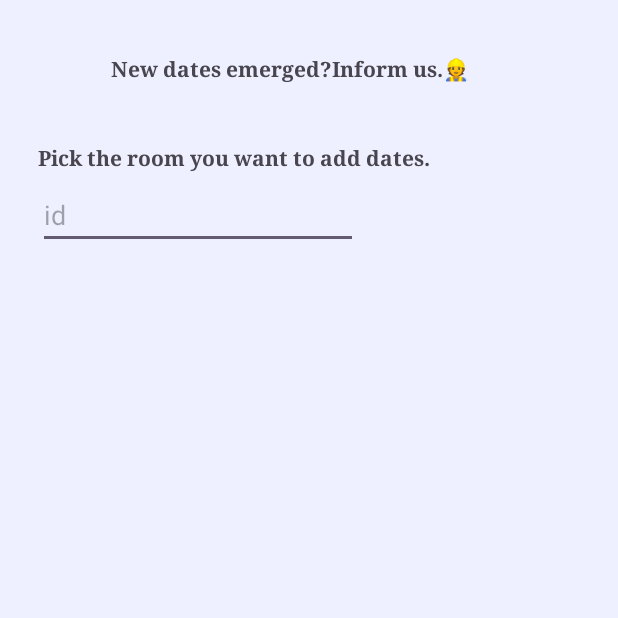
After one commit to DimitrisToumazatos/Room-Booking-Android-App, an Android app: the AddDatesActivity screen opened directly, with no data from a screen before it, on a phone screen of 412 x 824 dp, the top half of it. The commit adds this screen. Run offline under Robolectric (Android 15) with nearby library versions, the phone set to English and light mode, and no system bars.

Commit message:
Create add dates page.

```diff
--- a/app/src/main/AndroidManifest.xml
+++ b/app/src/main/AndroidManifest.xml
@@ -14,6 +14,9 @@
         tools:targetApi="31">
         <activity
             android:name=".insertion.InsertRoomActivity"
+            android:exported="false"/>
+        <activity
+            android:name=".addDates.AddDatesActivity"
             android:exported="false"/>
         <activity
             android:name=".managerConnection.ManagerConnectionActivity"
--- /dev/null
+++ b/app/src/main/java/com/DistributedSystems/room_booking_android_app/addDates/AddDatesActivity.java
@@ -0,0 +1,18 @@
+package com.DistributedSystems.room_booking_android_app.addDates;
+
+import android.os.Bundle;
+
+import androidx.appcompat.app.AppCompatActivity;
+
+import com.DistributedSystems.room_booking_android_app.R;
+import com.DistributedSystems.room_booking_android_app.managerConnection.ManagerConnectionPresenter;
+
+public class AddDatesActivity extends AppCompatActivity implements AddDatesView {
+
+    protected void onCreate(Bundle savedInstanceState) {
+        super.onCreate(savedInstanceState);
+        setContentView(R.layout.activity_datesaddition);
+
+        final AddDatesPresenter presenter = new AddDatesPresenter(this);
+    }
+}
--- /dev/null
+++ b/app/src/main/java/com/DistributedSystems/room_booking_android_app/addDates/AddDatesPresenter.java
@@ -0,0 +1,14 @@
+package com.DistributedSystems.room_booking_android_app.addDates;
+
+
+public class AddDatesPresenter {
+
+    private final AddDatesView view;
+
+
+    public AddDatesPresenter(AddDatesView view) {
+        this.view = view;
+    }
+
+
+}
--- /dev/null
+++ b/app/src/main/java/com/DistributedSystems/room_booking_android_app/addDates/AddDatesView.java
@@ -0,0 +1,4 @@
+package com.DistributedSystems.room_booking_android_app.addDates;
+
+public interface AddDatesView {
+}
--- a/app/src/main/java/com/DistributedSystems/room_booking_android_app/managerConnection/ManagerConnectionActivity.java
+++ b/app/src/main/java/com/DistributedSystems/room_booking_android_app/managerConnection/ManagerConnectionActivity.java
@@ -7,6 +7,7 @@ import android.view.View;
 import androidx.appcompat.app.AppCompatActivity;
 
 import com.DistributedSystems.room_booking_android_app.R;
+import com.DistributedSystems.room_booking_android_app.addDates.AddDatesActivity;
 import com.DistributedSystems.room_booking_android_app.homepage.HomepageActivity;
 import com.DistributedSystems.room_booking_android_app.insertion.InsertRoomActivity;
 
@@ -29,6 +30,12 @@ public class ManagerConnectionActivity extends AppCompatActivity implements Mana
                 presenter.onExit();
             }
         });
+
+        findViewById(R.id.dates).setOnClickListener(new View.OnClickListener() {
+            public void onClick(View v) {
+                presenter.onAddDates();
+            }
+        });
     }
 
     public void insertRoom() {
@@ -40,4 +47,9 @@ public class ManagerConnectionActivity extends AppCompatActivity implements Mana
         Intent intent = new Intent(ManagerConnectionActivity.this, HomepageActivity.class);
         startActivity(intent);
     }
+
+    public void addDates(){
+        Intent intent = new Intent(ManagerConnectionActivity.this, AddDatesActivity.class);
+        startActivity(intent);
+    }
 }
--- a/app/src/main/java/com/DistributedSystems/room_booking_android_app/managerConnection/ManagerConnectionPresenter.java
+++ b/app/src/main/java/com/DistributedSystems/room_booking_android_app/managerConnection/ManagerConnectionPresenter.java
@@ -13,4 +13,6 @@ public class ManagerConnectionPresenter {
 
     void onExit() {view.exit();}
 
+    void onAddDates() {view.addDates();}
+
 }
--- a/app/src/main/java/com/DistributedSystems/room_booking_android_app/managerConnection/ManagerConnectionView.java
+++ b/app/src/main/java/com/DistributedSystems/room_booking_android_app/managerConnection/ManagerConnectionView.java
@@ -4,4 +4,6 @@ public interface ManagerConnectionView {
     void insertRoom();
 
     void exit();
+
+    void addDates();
 }
--- /dev/null
+++ b/app/src/main/res/layout/activity_datesaddition.xml
@@ -0,0 +1,57 @@
+<?xml version="1.0" encoding="utf-8"?>
+<androidx.constraintlayout.widget.ConstraintLayout xmlns:android="http://schemas.android.com/apk/res/android"
+    xmlns:app="http://schemas.android.com/apk/res-auto"
+    xmlns:tools="http://schemas.android.com/tools"
+    android:layout_width="match_parent"
+    android:layout_height="match_parent"
+    android:background="@color/material_dynamic_secondary95"><![CDATA[
+    >
+
+    ]]>
+
+    <ListView
+        android:layout_width="361dp"
+        android:layout_height="403dp"
+        android:layout_marginTop="88dp"
+        app:layout_constraintEnd_toEndOf="parent"
+        app:layout_constraintStart_toStartOf="parent"
+        app:layout_constraintTop_toBottomOf="@+id/roomId" />
+
+    <TextView
+        android:id="@+id/message"
+        android:layout_width="242dp"
+        android:layout_height="31dp"
+        android:layout_marginTop="36dp"
+        android:text="New dates emerged?Inform us.👷"
+        android:fontFamily="serif"
+        android:textStyle="bold"
+        app:layout_constraintEnd_toEndOf="parent"
+        app:layout_constraintHorizontal_bias="0.437"
+        app:layout_constraintStart_toStartOf="parent"
+        app:layout_constraintTop_toTopOf="parent" />
+
+    <TextView
+        android:id="@+id/pickMessage"
+        android:layout_width="276dp"
+        android:layout_height="25dp"
+        android:layout_marginTop="28dp"
+        android:fontFamily="serif"
+        android:text="Pick the room you want to add dates."
+        android:textStyle="bold"
+        app:layout_constraintEnd_toEndOf="parent"
+        app:layout_constraintHorizontal_bias="0.185"
+        app:layout_constraintStart_toStartOf="parent"
+        app:layout_constraintTop_toBottomOf="@+id/message" />
+
+    <EditText
+        android:id="@+id/roomId"
+        android:layout_width="wrap_content"
+        android:layout_height="wrap_content"
+        android:ems="10"
+        android:hint="id"
+        android:inputType="text"
+        app:layout_constraintEnd_toEndOf="@+id/pickMessage"
+        app:layout_constraintHorizontal_bias="0.0"
+        app:layout_constraintStart_toStartOf="@+id/pickMessage"
+        app:layout_constraintTop_toBottomOf="@+id/pickMessage" />
+</androidx.constraintlayout.widget.ConstraintLayout>
```
